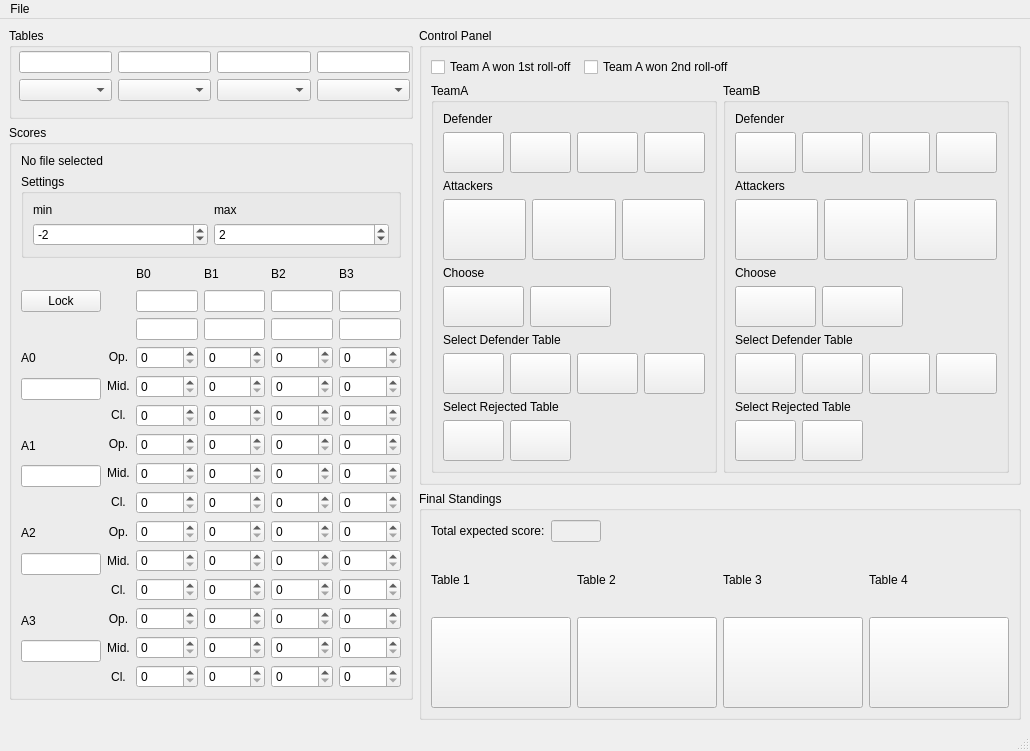
Above: pairing/QT/Pairing4Desktop/mainwindow.ui from MoscowskyAnton/adeptus_calculatus before the change. Below: the same form after it.
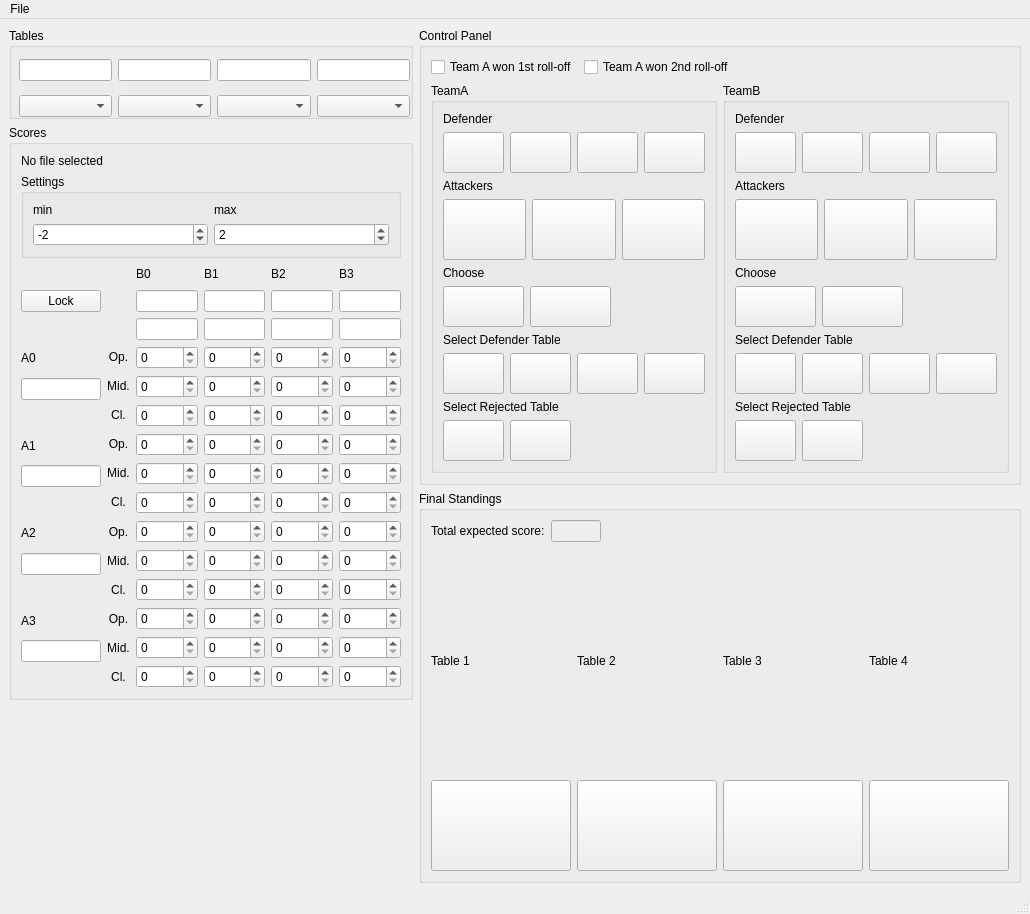
That is the form after the change.

Patch:
```diff
--- a/pairing/QT/Pairing4Desktop/mainwindow.ui
+++ b/pairing/QT/Pairing4Desktop/mainwindow.ui
@@ -7,7 +7,7 @@
     <x>0</x>
     <y>0</y>
     <width>1030</width>
-    <height>716</height>
+    <height>914</height>
    </rect>
   </property>
   <property name="windowTitle">
@@ -38,7 +38,7 @@
          <x>10</x>
          <y>23</y>
          <width>391</width>
-         <height>50</height>
+         <height>74</height>
         </rect>
        </property>
        <layout class="QHBoxLayout" name="horizontalLayout_2">
```
Left out of the diff: 8 changed lines with no effect on the pictures.
